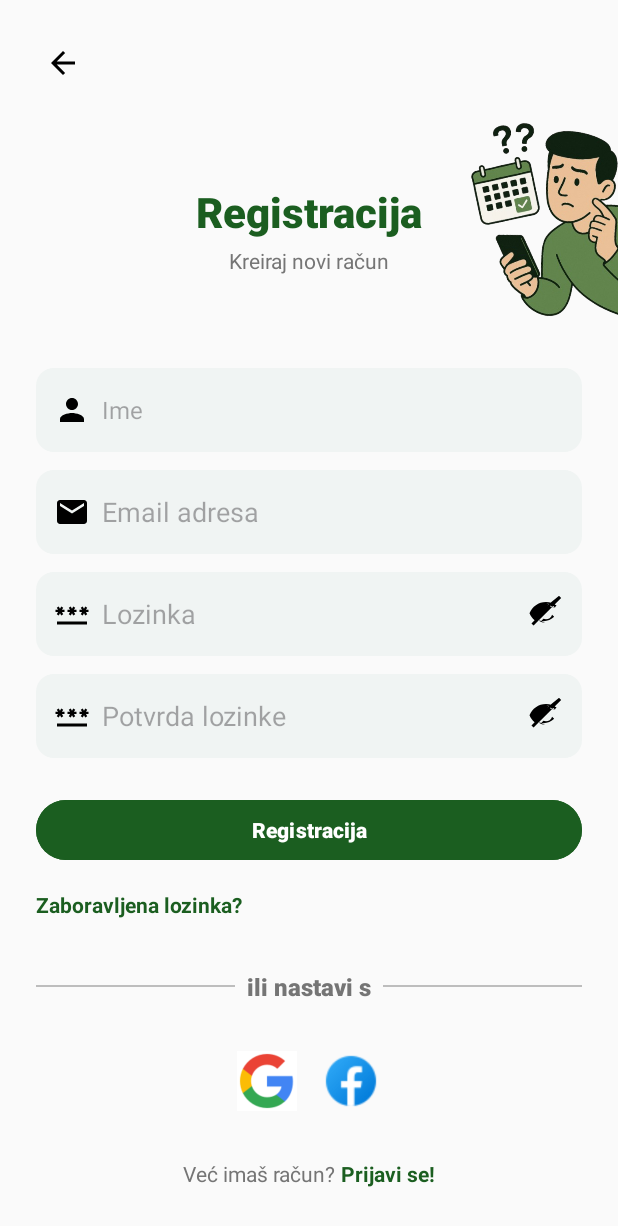
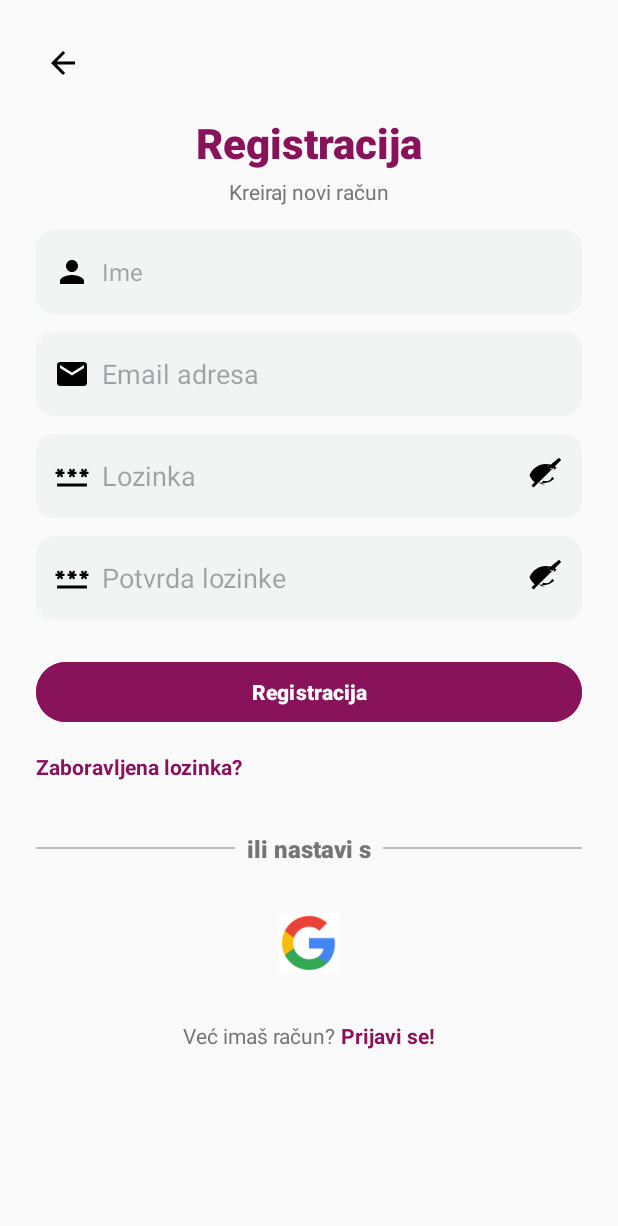
Before and after one commit to LekoIvana/PAMU, an Android app: the RegisterActivity screen opened directly, with no data from a screen before it, on a phone screen of 412 x 824 dp. Shown: the top 1226 px of the screen. Run offline under Robolectric (Android 15) with nearby library versions, the phone set to English and light mode, and no system bars; our stand-ins replace Firebase (no records; nobody signed in at launch, a user with empty details on screens opened directly).

Commit message:
Ažurirani XML layouti i dodane nove slike za dizajn

```diff
--- a/app/src/main/res/layout/activity_register.xml
+++ b/app/src/main/res/layout/activity_register.xml
@@ -50,7 +50,7 @@
                     android:layout_height="wrap_content"
                     android:text="Registracija"
                     android:textSize="28sp"
-                    android:textColor="#1B5E20"
+                    android:textColor="#89135b"
                     android:textStyle="bold"
                     android:fontFamily="sans-serif-medium"
                     android:layout_marginBottom="4dp" />
@@ -64,18 +64,7 @@
                     android:fontFamily="sans-serif" />
             </LinearLayout>
 
-            <ImageView
-                android:id="@+id/ivIllustration"
-                android:layout_width="100dp"
-                android:layout_height="wrap_content"
-                android:layout_marginEnd="-30dp"
-                android:adjustViewBounds="true"
-                app:layout_constraintEnd_toEndOf="parent"
-                app:layout_constraintTop_toTopOf="parent"
-                app:layout_constraintBottom_toBottomOf="parent"
-                android:src="@drawable/login25"
-                android:contentDescription="Illustration"
-                android:rotation="-6" />
+
 
         </androidx.constraintlayout.widget.ConstraintLayout>
 
@@ -226,7 +215,7 @@
             android:text="Registracija"
             android:pointerIcon="hand"
             android:textColor="#FFFFFF"
-            android:backgroundTint="#1B5E20"
+            android:backgroundTint="#89135b"
             android:textAllCaps="false"
             android:textStyle="bold"
             android:fontFamily="sans-serif-medium"
@@ -246,7 +235,7 @@
                 android:layout_height="wrap_content"
 
                 android:text="Zaboravljena lozinka?"
-                android:textColor="#1B5E20"
+                android:textColor="#89135b"
                 android:textStyle="bold" />
         </LinearLayout>
 
@@ -299,11 +288,7 @@
                 android:clickable="true"
                 android:focusable="true" />
 
-            <ImageView
-                android:layout_width="40dp"
-                android:layout_height="40dp"
-                android:src="@drawable/ic_facebook"
-                android:layout_margin="8dp" />
+
 
 
         </LinearLayout>
@@ -326,7 +311,7 @@
                 android:layout_width="wrap_content"
                 android:layout_height="wrap_content"
                 android:text="Prijavi se!"
-                android:textColor="#1B5E20"
+                android:textColor="#89135b"
                 android:textStyle="bold" />
         </LinearLayout>
 
```
Also changed, not shown: app/src/main/res/layout/activity_forgot_password.xml (+5 -5 lines), app/src/main/res/layout/activity_home.xml (+23 -7 lines), app/src/main/res/layout/activity_login.xml (+6 -6 lines), app/src/main/res/drawable/forgot_header.png (added), app/src/main/res/drawable/home_header_final.png (added), app/src/main/res/drawable/login_header_new.png (added), app/src/main/res/drawable/login_header_neww.png (added), app/src/main/res/drawable/new_home_logo.png (added), app/src/main/res/drawable/registration_girl.png (added), 2 other files.
